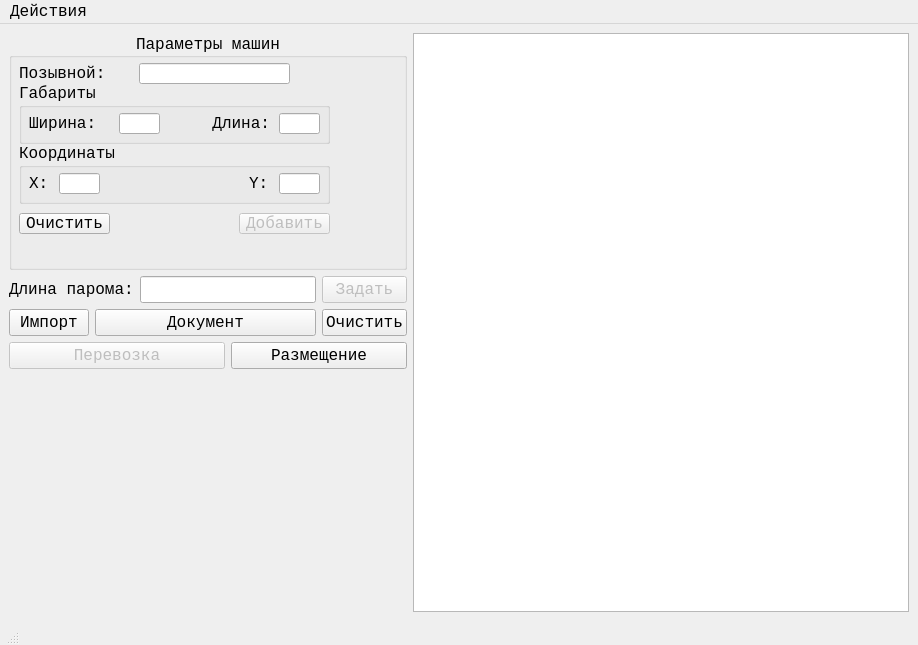
Qt form mainwindow.ui (userviktoriuss/mil_ferry) before a commit.
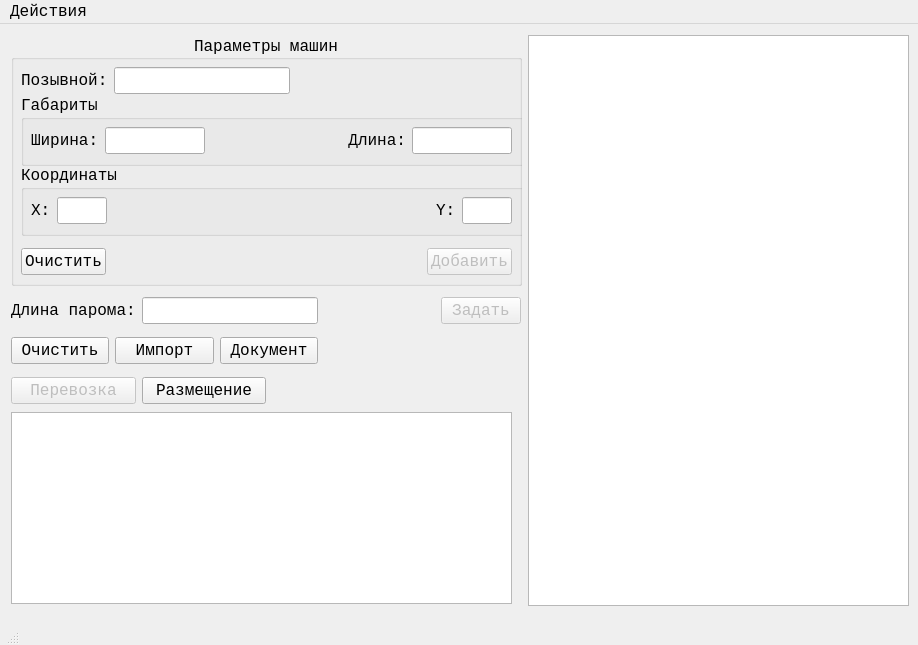
The same form after that commit.

The edit to the form file:
```diff
--- a/mainwindow.ui
+++ b/mainwindow.ui
@@ -26,9 +26,21 @@
    <string>Обстановка</string>
   </property>
   <widget class="QWidget" name="centralwidget">
-   <layout class="QGridLayout" name="gridLayout_2">
-    <item row="0" column="0" colspan="5">
      <widget class="QGroupBox" name="carParametersGroupBox">
+    <property name="geometry">
+     <rect>
+      <x>11</x>
+      <y>11</y>
+      <width>511</width>
+      <height>251</height>
+     </rect>
+    </property>
+    <property name="sizePolicy">
+     <sizepolicy hsizetype="Preferred" vsizetype="Preferred">
+      <horstretch>0</horstretch>
+      <verstretch>0</verstretch>
+     </sizepolicy>
+    </property>
       <property name="font">
        <font>
         <family>Courier New</family>
@@ -41,15 +53,24 @@
       <property name="alignment">
        <set>Qt::AlignCenter</set>
       </property>
-      <widget class="QLabel" name="callLabel">
+    <widget class="QWidget" name="horizontalLayoutWidget_3">
        <property name="geometry">
         <rect>
          <x>10</x>
-         <y>30</y>
-         <width>111</width>
-         <height>20</height>
-        </rect>
-       </property>
+       <y>210</y>
+       <width>491</width>
+       <height>33</height>
+      </rect>
+     </property>
+     <layout class="QHBoxLayout" name="horizontalLayout_4">
+      <item>
+       <widget class="QPushButton" name="clearCarPushButton">
+        <property name="sizePolicy">
+         <sizepolicy hsizetype="Fixed" vsizetype="Fixed">
+          <horstretch>0</horstretch>
+          <verstretch>0</verstretch>
+         </sizepolicy>
+        </property>
        <property name="font">
         <font>
          <family>Courier New</family>
@@ -57,55 +78,34 @@
         </font>
        </property>
        <property name="text">
-        <string>Позывной:</string>
-       </property>
-      </widget>
-      <widget class="QGroupBox" name="sizeGroupBox">
-       <property name="geometry">
-        <rect>
-         <x>10</x>
-         <y>50</y>
-         <width>311</width>
-         <height>61</height>
-        </rect>
-       </property>
-       <property name="font">
-        <font>
-         <family>Courier New</family>
-         <pointsize>12</pointsize>
-        </font>
-       </property>
-       <property name="title">
-        <string>Габариты</string>
-       </property>
-       <widget class="QLabel" name="widthLabel">
-        <property name="geometry">
-         <rect>
-          <x>10</x>
-          <y>30</y>
-          <width>81</width>
+         <string>Очистить</string>
+        </property>
+       </widget>
+      </item>
+      <item>
+       <spacer name="horizontalSpacer">
+        <property name="orientation">
+         <enum>Qt::Horizontal</enum>
+        </property>
+        <property name="sizeHint" stdset="0">
+         <size>
+          <width>40</width>
           <height>20</height>
-         </rect>
+         </size>
         </property>
-        <property name="font">
-         <font>
-          <family>Courier New</family>
-          <pointsize>12</pointsize>
-         </font>
+       </spacer>
+      </item>
+      <item>
+       <widget class="QPushButton" name="addCarPushButton">
+        <property name="enabled">
+         <bool>false</bool>
         </property>
-        <property name="text">
-         <string>Ширина:</string>
+        <property name="sizePolicy">
+         <sizepolicy hsizetype="Fixed" vsizetype="Fixed">
+          <horstretch>0</horstretch>
+          <verstretch>0</verstretch>
+         </sizepolicy>
         </property>
-       </widget>
-       <widget class="QLabel" name="lengthLabel">
-        <property name="geometry">
-         <rect>
-          <x>180</x>
-          <y>30</y>
-          <width>71</width>
-          <height>20</height>
-         </rect>
-        </property>
         <property name="font">
          <font>
           <family>Courier New</family>
@@ -113,57 +113,27 @@
          </font>
         </property>
         <property name="text">
-         <string>Длина:</string>
+         <string>Добавить</string>
         </property>
-        <property name="alignment">
-         <set>Qt::AlignRight|Qt::AlignTrailing|Qt::AlignVCenter</set>
-        </property>
        </widget>
-       <widget class="QLineEdit" name="widthLineEdit">
-        <property name="geometry">
-         <rect>
-          <x>100</x>
-          <y>30</y>
-          <width>41</width>
-          <height>21</height>
-         </rect>
-        </property>
-        <property name="font">
-         <font>
-          <family>Courier New</family>
-          <pointsize>12</pointsize>
-         </font>
-        </property>
-       </widget>
-       <widget class="QLineEdit" name="lengthLineEdit">
-        <property name="geometry">
-         <rect>
-          <x>260</x>
-          <y>30</y>
-          <width>41</width>
-          <height>21</height>
-         </rect>
-        </property>
-        <property name="font">
-         <font>
-          <family>Courier New</family>
-          <pointsize>12</pointsize>
-         </font>
-        </property>
-        <property name="alignment">
-         <set>Qt::AlignLeading|Qt::AlignLeft|Qt::AlignVCenter</set>
-        </property>
-       </widget>
+      </item>
+     </layout>
       </widget>
       <widget class="QGroupBox" name="coordsGroupBox">
        <property name="geometry">
         <rect>
          <x>10</x>
-         <y>110</y>
-         <width>311</width>
-         <height>61</height>
-        </rect>
-       </property>
+       <y>130</y>
+       <width>541</width>
+       <height>71</height>
+      </rect>
+     </property>
+     <property name="sizePolicy">
+      <sizepolicy hsizetype="Expanding" vsizetype="Preferred">
+       <horstretch>0</horstretch>
+       <verstretch>0</verstretch>
+      </sizepolicy>
+     </property>
        <property name="font">
         <font>
          <family>Courier New</family>
@@ -173,14 +143,23 @@
        <property name="title">
         <string>Координаты</string>
        </property>
+     <widget class="QWidget" name="gridLayoutWidget">
+      <property name="geometry">
+       <rect>
+        <x>10</x>
+        <y>30</y>
+        <width>481</width>
+        <height>32</height>
+       </rect>
+      </property>
+      <layout class="QGridLayout" name="gridLayout">
+       <item row="0" column="0">
        <widget class="QLabel" name="xCoordLabel">
-        <property name="geometry">
-         <rect>
-          <x>10</x>
-          <y>30</y>
-          <width>21</width>
-          <height>20</height>
-         </rect>
+         <property name="sizePolicy">
+          <sizepolicy hsizetype="Fixed" vsizetype="Preferred">
+           <horstretch>0</horstretch>
+           <verstretch>0</verstretch>
+          </sizepolicy>
         </property>
         <property name="font">
          <font>
@@ -192,14 +171,36 @@
          <string>X:</string>
         </property>
        </widget>
+       </item>
+       <item row="0" column="4">
+        <widget class="QLineEdit" name="yCoordLineEdit">
+         <property name="sizePolicy">
+          <sizepolicy hsizetype="Fixed" vsizetype="Fixed">
+           <horstretch>0</horstretch>
+           <verstretch>0</verstretch>
+          </sizepolicy>
+         </property>
+         <property name="maximumSize">
+          <size>
+           <width>50</width>
+           <height>16777215</height>
+          </size>
+         </property>
+         <property name="font">
+          <font>
+           <family>Courier New</family>
+           <pointsize>12</pointsize>
+          </font>
+         </property>
+        </widget>
+       </item>
+       <item row="0" column="3">
        <widget class="QLabel" name="yCoordLabel">
-        <property name="geometry">
-         <rect>
-          <x>230</x>
-          <y>30</y>
-          <width>21</width>
-          <height>20</height>
-         </rect>
+         <property name="sizePolicy">
+          <sizepolicy hsizetype="Fixed" vsizetype="Preferred">
+           <horstretch>0</horstretch>
+           <verstretch>0</verstretch>
+          </sizepolicy>
         </property>
         <property name="font">
          <font>
@@ -211,15 +212,21 @@
          <string>Y:</string>
         </property>
        </widget>
+       </item>
+       <item row="0" column="1">
        <widget class="QLineEdit" name="xCoordLineEdit">
-        <property name="geometry">
-         <rect>
-          <x>40</x>
-          <y>30</y>
-          <width>41</width>
-          <height>21</height>
-         </rect>
-        </property>
+         <property name="sizePolicy">
+          <sizepolicy hsizetype="Fixed" vsizetype="Fixed">
+           <horstretch>0</horstretch>
+           <verstretch>0</verstretch>
+          </sizepolicy>
+         </property>
+         <property name="maximumSize">
+          <size>
+           <width>50</width>
+           <height>16777215</height>
+          </size>
+         </property>
         <property name="font">
          <font>
           <family>Courier New</family>
@@ -227,54 +234,41 @@
          </font>
         </property>
        </widget>
-       <widget class="QLineEdit" name="yCoordLineEdit">
-        <property name="geometry">
-         <rect>
-          <x>260</x>
-          <y>30</y>
-          <width>41</width>
-          <height>21</height>
-         </rect>
-        </property>
-        <property name="font">
-         <font>
-          <family>Courier New</family>
-          <pointsize>12</pointsize>
-         </font>
-        </property>
-       </widget>
-      </widget>
-      <widget class="QPushButton" name="clearCarPushButton">
+       </item>
+       <item row="0" column="2">
+        <spacer name="horizontalSpacer_3">
+         <property name="orientation">
+          <enum>Qt::Horizontal</enum>
+         </property>
+         <property name="sizeHint" stdset="0">
+          <size>
+           <width>40</width>
+           <height>20</height>
+          </size>
+         </property>
+        </spacer>
+       </item>
+      </layout>
+     </widget>
+    </widget>
+    <widget class="QWidget" name="gridLayoutWidget_3">
        <property name="geometry">
         <rect>
          <x>10</x>
-         <y>180</y>
-         <width>91</width>
-         <height>21</height>
-        </rect>
-       </property>
-       <property name="font">
-        <font>
-         <family>Courier New</family>
-         <pointsize>12</pointsize>
-        </font>
-       </property>
-       <property name="text">
-        <string>Очистить</string>
-       </property>
-      </widget>
-      <widget class="QPushButton" name="addCarPushButton">
-       <property name="enabled">
-        <bool>false</bool>
-       </property>
-       <property name="geometry">
-        <rect>
-         <x>230</x>
-         <y>180</y>
-         <width>91</width>
-         <height>21</height>
-        </rect>
-       </property>
+       <y>30</y>
+       <width>491</width>
+       <height>32</height>
+      </rect>
+     </property>
+     <layout class="QGridLayout" name="gridLayout_3">
+      <item row="0" column="0">
+       <widget class="QLabel" name="callLabel">
+        <property name="sizePolicy">
+         <sizepolicy hsizetype="Fixed" vsizetype="Preferred">
+          <horstretch>0</horstretch>
+          <verstretch>0</verstretch>
+         </sizepolicy>
+        </property>
        <property name="font">
         <font>
          <family>Courier New</family>
@@ -282,17 +276,17 @@
         </font>
        </property>
        <property name="text">
-        <string>Добавить</string>
-       </property>
-      </widget>
+         <string>Позывной:</string>
+        </property>
+       </widget>
+      </item>
+      <item row="0" column="1">
       <widget class="QLineEdit" name="callLineEdit">
-       <property name="geometry">
-        <rect>
-         <x>130</x>
-         <y>30</y>
-         <width>151</width>
-         <height>21</height>
-        </rect>
+        <property name="sizePolicy">
+         <sizepolicy hsizetype="Fixed" vsizetype="Fixed">
+          <horstretch>0</horstretch>
+          <verstretch>0</verstretch>
+         </sizepolicy>
        </property>
        <property name="font">
         <font>
@@ -304,10 +298,99 @@
         <number>15</number>
        </property>
       </widget>
-     </widget>
-    </item>
-    <item row="1" column="0" colspan="2">
-     <widget class="QLabel" name="ferryLengthLabel">
+      </item>
+      <item row="0" column="2">
+       <spacer name="horizontalSpacer_5">
+        <property name="orientation">
+         <enum>Qt::Horizontal</enum>
+        </property>
+        <property name="sizeHint" stdset="0">
+         <size>
+          <width>40</width>
+          <height>20</height>
+         </size>
+        </property>
+       </spacer>
+      </item>
+     </layout>
+    </widget>
+    <widget class="QGroupBox" name="sizeGroupBox">
+     <property name="geometry">
+      <rect>
+       <x>10</x>
+       <y>60</y>
+       <width>541</width>
+       <height>71</height>
+      </rect>
+     </property>
+     <property name="sizePolicy">
+      <sizepolicy hsizetype="Expanding" vsizetype="Preferred">
+       <horstretch>0</horstretch>
+       <verstretch>0</verstretch>
+      </sizepolicy>
+     </property>
+     <property name="font">
+      <font>
+       <family>Courier New</family>
+       <pointsize>12</pointsize>
+      </font>
+     </property>
+     <property name="title">
+      <string>Габариты</string>
+     </property>
+     <widget class="QWidget" name="gridLayoutWidget_2">
+      <property name="geometry">
+       <rect>
+        <x>10</x>
+        <y>30</y>
+        <width>481</width>
+        <height>32</height>
+       </rect>
+      </property>
+      <layout class="QGridLayout" name="gridLayout_2">
+       <item row="0" column="3">
+        <widget class="QLabel" name="lengthLabel">
+         <property name="sizePolicy">
+          <sizepolicy hsizetype="Fixed" vsizetype="Preferred">
+           <horstretch>0</horstretch>
+           <verstretch>0</verstretch>
+          </sizepolicy>
+         </property>
+         <property name="font">
+          <font>
+           <family>Courier New</family>
+           <pointsize>12</pointsize>
+          </font>
+         </property>
+         <property name="text">
+          <string>Длина:</string>
+         </property>
+         <property name="alignment">
+          <set>Qt::AlignRight|Qt::AlignTrailing|Qt::AlignVCenter</set>
+         </property>
+        </widget>
+       </item>
+       <item row="0" column="2">
+        <spacer name="horizontalSpacer_4">
+         <property name="orientation">
+          <enum>Qt::Horizontal</enum>
+         </property>
+         <property name="sizeHint" stdset="0">
+          <size>
+           <width>40</width>
+           <height>20</height>
+          </size>
+         </property>
+        </spacer>
+       </item>
+       <item row="0" column="0">
+        <widget class="QLabel" name="widthLabel">
+         <property name="sizePolicy">
+          <sizepolicy hsizetype="Fixed" vsizetype="Preferred">
+           <horstretch>0</horstretch>
+           <verstretch>0</verstretch>
+          </sizepolicy>
+         </property>
       <property name="font">
        <font>
         <family>Courier New</family>
@@ -315,28 +398,124 @@
        </font>
       </property>
       <property name="text">
-       <string>Длина парома:</string>
+          <string>Ширина:</string>
       </property>
      </widget>
     </item>
-    <item row="1" column="4">
-     <widget class="QPushButton" name="setFerryLengthPushButton">
-      <property name="enabled">
-       <bool>false</bool>
-      </property>
+       <item row="0" column="4">
+        <widget class="QLineEdit" name="lengthLineEdit">
+         <property name="sizePolicy">
+          <sizepolicy hsizetype="Fixed" vsizetype="Fixed">
+           <horstretch>0</horstretch>
+           <verstretch>0</verstretch>
+          </sizepolicy>
+         </property>
+         <property name="maximumSize">
+          <size>
+           <width>100</width>
+           <height>16777215</height>
+          </size>
+         </property>
       <property name="font">
        <font>
         <family>Courier New</family>
         <pointsize>12</pointsize>
        </font>
       </property>
+         <property name="alignment">
+          <set>Qt::AlignLeading|Qt::AlignLeft|Qt::AlignVCenter</set>
+         </property>
+        </widget>
+       </item>
+       <item row="0" column="1">
+        <widget class="QLineEdit" name="widthLineEdit">
+         <property name="sizePolicy">
+          <sizepolicy hsizetype="Fixed" vsizetype="Fixed">
+           <horstretch>0</horstretch>
+           <verstretch>0</verstretch>
+          </sizepolicy>
+         </property>
+         <property name="maximumSize">
+          <size>
+           <width>100</width>
+           <height>16777215</height>
+          </size>
+         </property>
+         <property name="font">
+          <font>
+           <family>Courier New</family>
+           <pointsize>12</pointsize>
+          </font>
+         </property>
+        </widget>
+       </item>
+      </layout>
+     </widget>
+    </widget>
+   </widget>
+   <widget class="QGraphicsView" name="graphicsView">
+    <property name="geometry">
+     <rect>
+      <x>528</x>
+      <y>11</y>
+      <width>381</width>
+      <height>571</height>
+     </rect>
+    </property>
+   </widget>
+   <widget class="QTableView" name="tableView">
+    <property name="geometry">
+     <rect>
+      <x>11</x>
+      <y>388</y>
+      <width>501</width>
+      <height>192</height>
+     </rect>
+    </property>
+    <property name="sizePolicy">
+     <sizepolicy hsizetype="Preferred" vsizetype="Preferred">
+      <horstretch>0</horstretch>
+      <verstretch>0</verstretch>
+     </sizepolicy>
+    </property>
+   </widget>
+   <widget class="QWidget" name="verticalLayoutWidget">
+    <property name="geometry">
+     <rect>
+      <x>11</x>
+      <y>310</y>
+      <width>307</width>
+      <height>33</height>
+     </rect>
+    </property>
+    <layout class="QHBoxLayout" name="horizontalLayout">
+     <item>
+      <widget class="QPushButton" name="clearTablePushButton">
+       <property name="sizePolicy">
+        <sizepolicy hsizetype="Preferred" vsizetype="Fixed">
+         <horstretch>0</horstretch>
+         <verstretch>0</verstretch>
+        </sizepolicy>
+       </property>
+       <property name="font">
+        <font>
+         <family>Courier New</family>
+         <pointsize>12</pointsize>
+        </font>
+       </property>
       <property name="text">
-       <string>Задать</string>
+        <string>Очистить</string>
       </property>
      </widget>
     </item>
-    <item row="2" column="0">
+     <item>
      <widget class="QPushButton" name="importPushButton">
+       <property name="sizePolicy">
+        <sizepolicy hsizetype="Preferred" vsizetype="Fixed">
+         <horstretch>0</horstretch>
+         <verstretch>0</verstretch>
+        </sizepolicy>
+       </property>
       <property name="font">
        <font>
         <family>Courier New</family>
@@ -348,8 +527,14 @@
       </property>
      </widget>
     </item>
-    <item row="2" column="1" colspan="3">
+     <item>
      <widget class="QPushButton" name="documentPushButton">
+       <property name="sizePolicy">
+        <sizepolicy hsizetype="Preferred" vsizetype="Fixed">
+         <horstretch>0</horstretch>
+         <verstretch>0</verstretch>
+        </sizepolicy>
+       </property>
       <property name="font">
        <font>
         <family>Courier New</family>
@@ -361,8 +546,20 @@
       </property>
      </widget>
     </item>
-    <item row="2" column="4">
-     <widget class="QPushButton" name="clearTablePushButton">
+    </layout>
+   </widget>
+   <widget class="QWidget" name="horizontalLayoutWidget">
+    <property name="geometry">
+     <rect>
+      <x>11</x>
+      <y>270</y>
+      <width>510</width>
+      <height>33</height>
+     </rect>
+    </property>
+    <layout class="QHBoxLayout" name="horizontalLayout_2">
+     <item>
+      <widget class="QLabel" name="ferryLengthLabel">
       <property name="font">
        <font>
         <family>Courier New</family>
@@ -370,15 +567,78 @@
        </font>
       </property>
       <property name="text">
-       <string>Очистить</string>
+        <string>Длина парома:</string>
       </property>
      </widget>
     </item>
-    <item row="3" column="0" colspan="3">
+     <item>
+      <widget class="QLineEdit" name="ferryLengthLineEdit">
+       <property name="sizePolicy">
+        <sizepolicy hsizetype="Fixed" vsizetype="Fixed">
+         <horstretch>0</horstretch>
+         <verstretch>0</verstretch>
+        </sizepolicy>
+       </property>
+       <property name="font">
+        <font>
+         <family>Courier New</family>
+         <pointsize>12</pointsize>
+        </font>
+       </property>
+      </widget>
+     </item>
+     <item>
+      <spacer name="horizontalSpacer_2">
+       <property name="orientation">
+        <enum>Qt::Horizontal</enum>
+       </property>
+       <property name="sizeHint" stdset="0">
+        <size>
+         <width>40</width>
+         <height>20</height>
+        </size>
+       </property>
+      </spacer>
+     </item>
+     <item>
+      <widget class="QPushButton" name="setFerryLengthPushButton">
+       <property name="enabled">
+        <bool>false</bool>
+       </property>
+       <property name="font">
+        <font>
+         <family>Courier New</family>
+         <pointsize>12</pointsize>
+        </font>
+       </property>
+       <property name="text">
+        <string>Задать</string>
+       </property>
+      </widget>
+     </item>
+    </layout>
+   </widget>
+   <widget class="QWidget" name="horizontalLayoutWidget_2">
+    <property name="geometry">
+     <rect>
+      <x>11</x>
+      <y>350</y>
+      <width>255</width>
+      <height>33</height>
+     </rect>
+    </property>
+    <layout class="QHBoxLayout" name="horizontalLayout_3">
+     <item>
      <widget class="QPushButton" name="transportPushButton">
       <property name="enabled">
        <bool>false</bool>
       </property>
+       <property name="sizePolicy">
+        <sizepolicy hsizetype="Preferred" vsizetype="Fixed">
+         <horstretch>0</horstretch>
+         <verstretch>0</verstretch>
+        </sizepolicy>
+       </property>
       <property name="font">
        <font>
         <family>Courier New</family>
@@ -390,8 +650,14 @@
       </property>
      </widget>
     </item>
-    <item row="3" column="3" colspan="2">
+     <item>
      <widget class="QPushButton" name="placePushButton">
+       <property name="sizePolicy">
+        <sizepolicy hsizetype="Preferred" vsizetype="Fixed">
+         <horstretch>0</horstretch>
+         <verstretch>0</verstretch>
+        </sizepolicy>
+       </property>
       <property name="font">
        <font>
         <family>Courier New</family>
@@ -403,26 +669,8 @@
       </property>
      </widget>
     </item>
-    <item row="0" column="5" rowspan="5">
-     <widget class="QGraphicsView" name="graphicsView"/>
-    </item>
-    <item row="1" column="2" colspan="2">
-     <widget class="QLineEdit" name="ferryLengthLineEdit">
-      <property name="sizePolicy">
-       <sizepolicy hsizetype="Fixed" vsizetype="Fixed">
-        <horstretch>0</horstretch>
-        <verstretch>0</verstretch>
-       </sizepolicy>
-      </property>
-      <property name="font">
-       <font>
-        <family>Courier New</family>
-        <pointsize>12</pointsize>
-       </font>
-      </property>
-     </widget>
-    </item>
-   </layout>
+    </layout>
+   </widget>
   </widget>
   <widget class="QMenuBar" name="menubar">
    <property name="geometry">
```
Lines whose indentation alone changed are shown as unchanged.
